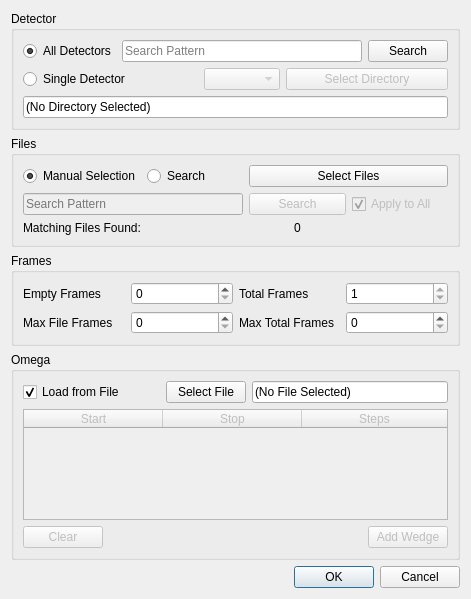
The window that hexrd/ui/resources/ui/image_stack_dialog.ui (HEXRD/hexrdgui) describes before a commit, drawn with Qt 5.
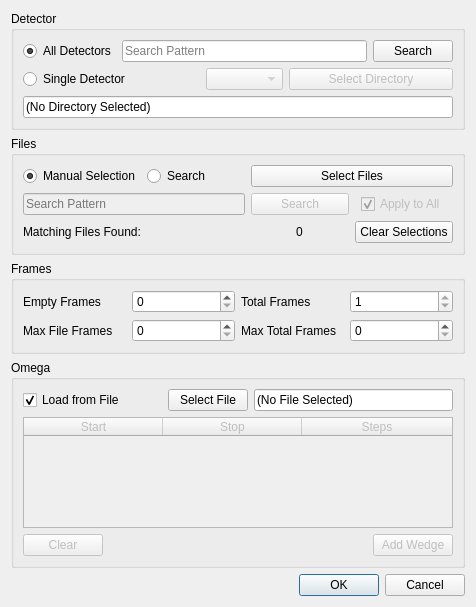
The same window after the commit.

Commit message: Allow clearing selected files in image stack dialog

```diff
--- a/hexrd/ui/resources/ui/image_stack_dialog.ui
+++ b/hexrd/ui/resources/ui/image_stack_dialog.ui
@@ -6,8 +6,8 @@
    <rect>
     <x>0</x>
     <y>0</y>
-    <width>471</width>
-    <height>599</height>
+    <width>476</width>
+    <height>607</height>
    </rect>
   </property>
   <property name="sizePolicy">
@@ -83,7 +83,7 @@
         </attribute>
        </widget>
       </item>
-      <item row="1" column="3">
+      <item row="1" column="3" alignment="Qt::AlignHCenter">
        <widget class="QCheckBox" name="apply_to_all">
         <property name="enabled">
          <bool>false</bool>
@@ -119,6 +119,13 @@
         </property>
        </widget>
       </item>
+      <item row="2" column="3">
+       <widget class="QPushButton" name="clear_file_selections">
+        <property name="text">
+         <string>Clear Selections</string>
+        </property>
+       </widget>
+      </item>
      </layout>
     </widget>
    </item>
```
Left out of the diff: 2 changed lines with no effect on the pictures. The commit also changes 1 other file.
